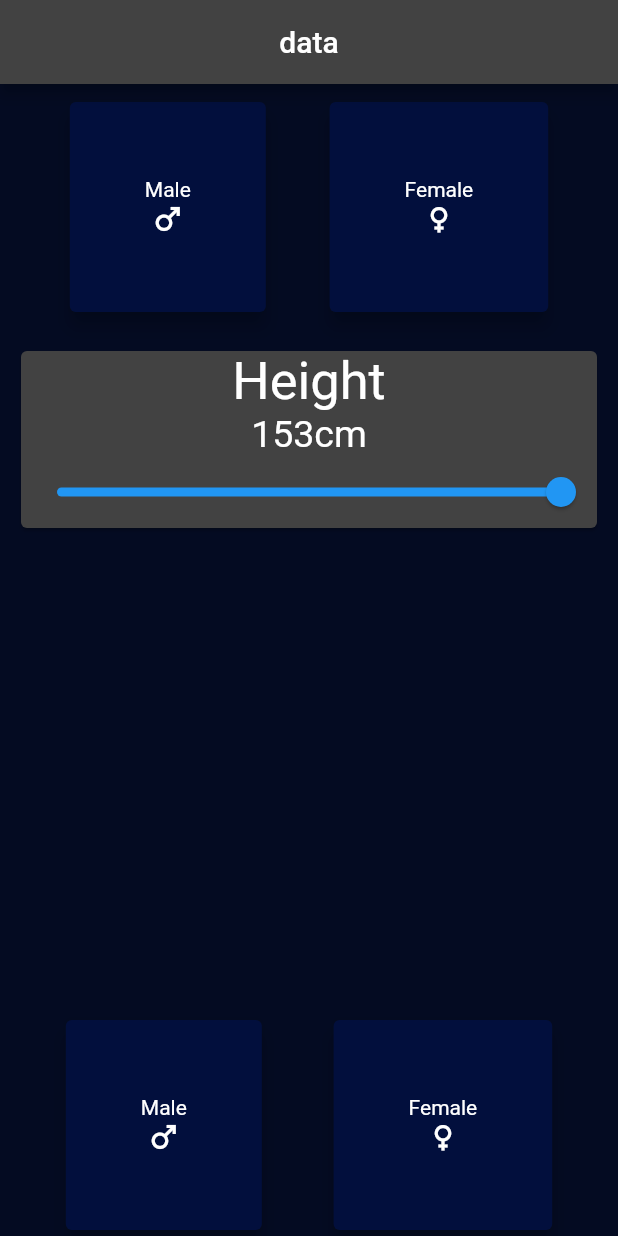
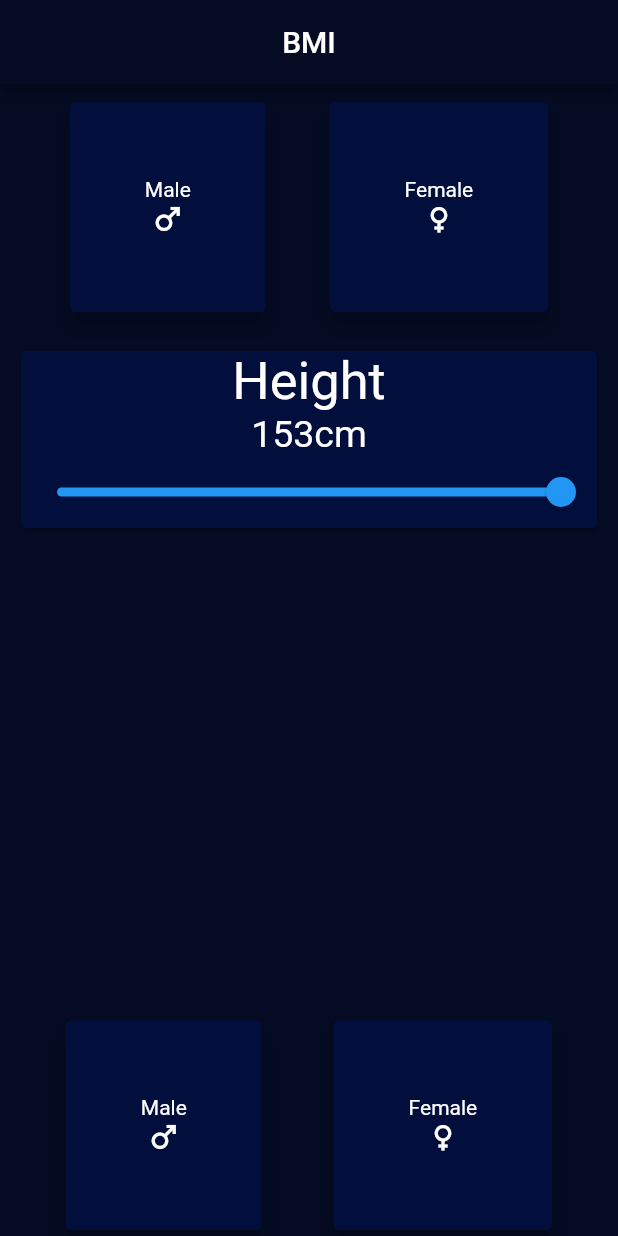
Before and after one commit to kodingkahawa/bmi, a Flutter app: the screen it shows after launch, on a phone screen of 412 x 824 dp. Run offline on Flutter 3.47's test engine with Material 2 defaults, Android fonts, the light colour scheme and no system bars.

Commit message:
added an app bar with the theme clor

```diff
--- a/lib/screens/home.dart
+++ b/lib/screens/home.dart
@@ -13,8 +13,9 @@ class _HomePageState extends State<HomePage> {
   Widget build(BuildContext context) {
     return Scaffold(
       appBar: AppBar(
-        title: const Text('data'),
+        title: const Text('BMI'),
         centerTitle: true,
+        backgroundColor: const Color(0xFF040B22),
       ),
       body: SafeArea(
         child: Column(
@@ -32,6 +33,7 @@ class _HomePageState extends State<HomePage> {
             Padding(
               padding: const EdgeInsets.all(10.0),
               child: Card(
+                color: const Color(0xFF020F3D),
                 child: Column(
                   mainAxisAlignment: MainAxisAlignment.center,
                   children: [
```
